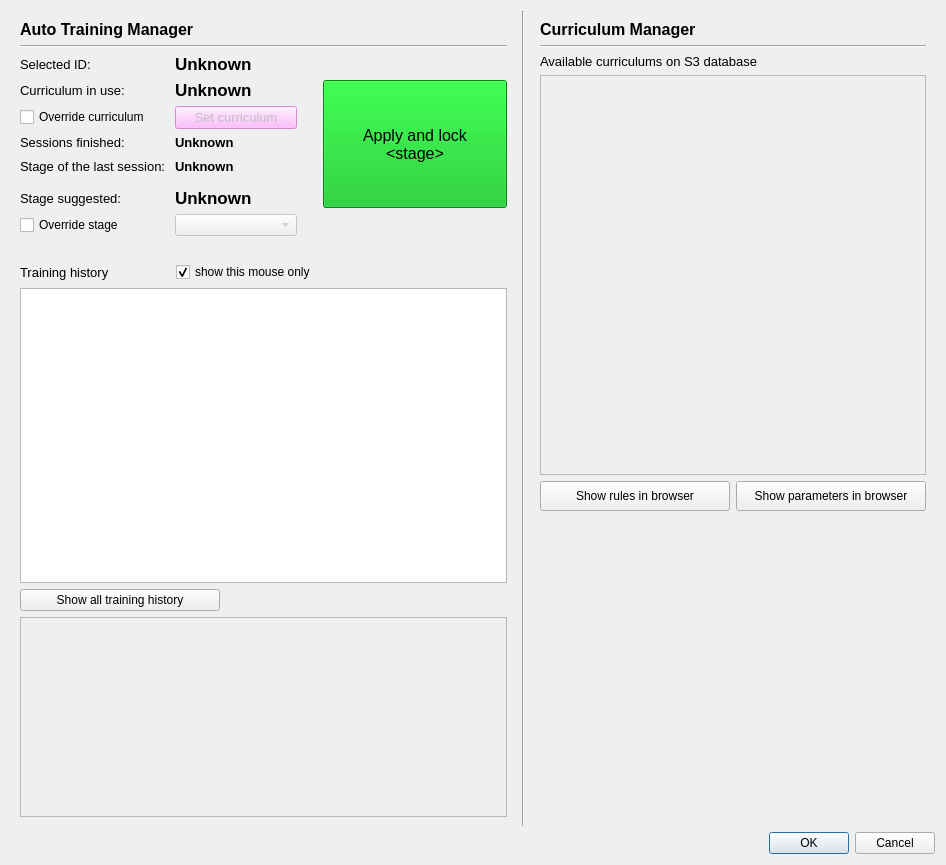
This is src/foraging_gui/AutoTrain.ui in AllenNeuralDynamics/dynamic-foraging-task as Qt 5 draws it before an edit. The edited form follows.
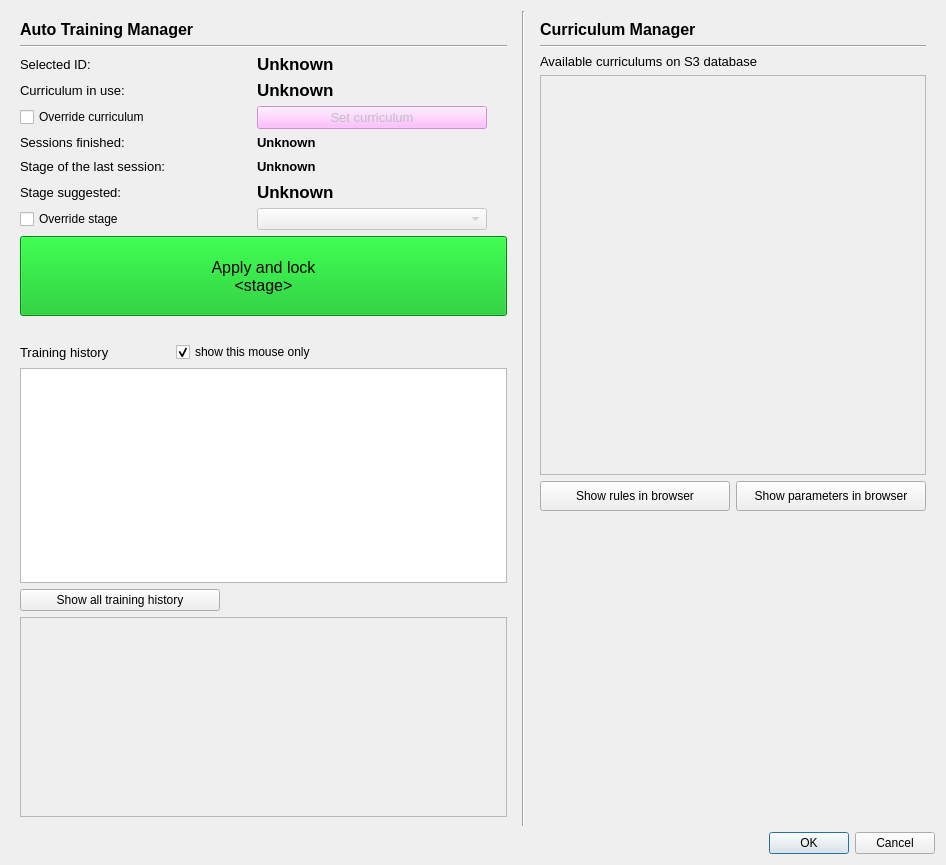
This is the edited form.

```diff
--- a/src/foraging_gui/AutoTrain.ui
+++ b/src/foraging_gui/AutoTrain.ui
@@ -196,38 +196,6 @@
             </property>
            </widget>
           </item>
-          <item row="1" column="5" rowspan="6">
-           <widget class="QPushButton" name="pushButton_apply_auto_train_paras">
-            <property name="sizePolicy">
-             <sizepolicy hsizetype="Preferred" vsizetype="Preferred">
-              <horstretch>15</horstretch>
-              <verstretch>0</verstretch>
-             </sizepolicy>
-            </property>
-            <property name="minimumSize">
-             <size>
-              <width>0</width>
-              <height>0</height>
-             </size>
-            </property>
-            <property name="font">
-             <font>
-              <pointsize>12</pointsize>
-             </font>
-            </property>
-            <property name="styleSheet">
-             <string notr="true">background-color:  rgb(0, 189, 22);
-</string>
-            </property>
-            <property name="text">
-             <string>Apply and lock
-&lt;stage&gt;</string>
-            </property>
-            <property name="checkable">
-             <bool>true</bool>
-            </property>
-           </widget>
-          </item>
           <item row="4" column="4">
            <spacer name="horizontalSpacer_2">
             <property name="orientation">
@@ -364,6 +332,38 @@
           </item>
          </layout>
         </item>
+        <item>
+         <widget class="QPushButton" name="pushButton_apply_auto_train_paras">
+          <property name="sizePolicy">
+           <sizepolicy hsizetype="Preferred" vsizetype="Preferred">
+            <horstretch>15</horstretch>
+            <verstretch>0</verstretch>
+           </sizepolicy>
+          </property>
+          <property name="minimumSize">
+           <size>
+            <width>0</width>
+            <height>80</height>
+           </size>
+          </property>
+          <property name="font">
+           <font>
+            <pointsize>12</pointsize>
+           </font>
+          </property>
+          <property name="styleSheet">
+           <string notr="true">background-color:  rgb(0, 189, 22);
+</string>
+          </property>
+          <property name="text">
+           <string>Apply and lock
+&lt;stage&gt;</string>
+          </property>
+          <property name="checkable">
+           <bool>true</bool>
+          </property>
+         </widget>
+        </item>
         <item>
          <spacer name="verticalSpacer">
           <property name="orientation">
```
